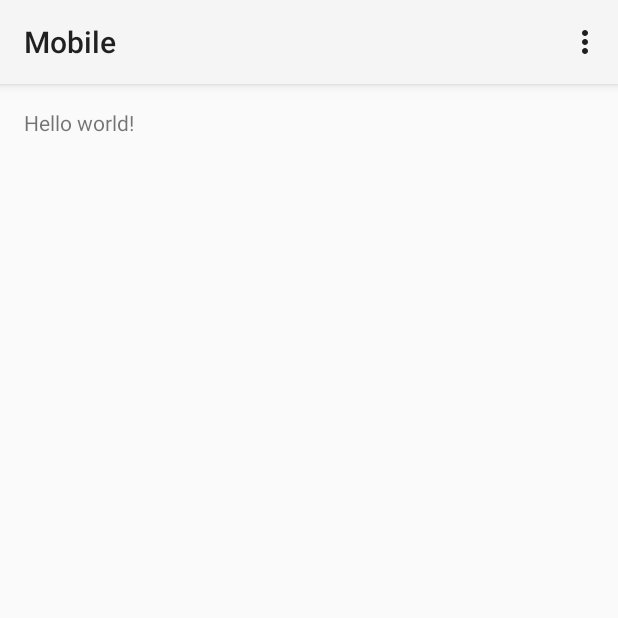
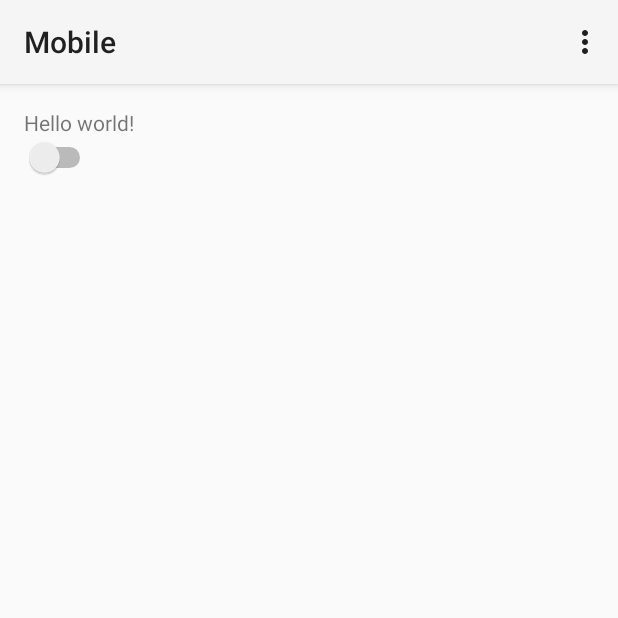
Before and after one commit to carlbai/SnoozePulse, an Android app: the screen it shows after launch (MainActivity), on a phone screen of 412 x 824 dp, the top half of it. Run offline under Robolectric (Android 15) with nearby library versions, the phone set to English and light mode, and no system bars.

Commit message:
Created mobile app

```diff
--- a/mobile/src/main/res/layout/activity_main.xml
+++ b/mobile/src/main/res/layout/activity_main.xml
@@ -9,8 +9,17 @@
     tools:context=".MainActivity">
 
     <TextView
+        android:id="@+id/title"
         android:text="@string/hello_world"
         android:layout_width="wrap_content"
         android:layout_height="wrap_content" />
 
+    <Switch
+        android:id="@string/switch_button"
+        android:layout_below="@id/title"
+        android:layout_width="wrap_content"
+        android:layout_height="wrap_content"
+        android:textOn="On"
+        android:textOff="Off" />
+
 </RelativeLayout>
--- a/mobile/src/main/res/values/strings.xml
+++ b/mobile/src/main/res/values/strings.xml
@@ -4,5 +4,6 @@
     <string name="app_name">Mobile</string>
     <string name="hello_world">Hello world!</string>
     <string name="action_settings">Settings</string>
+    <string name="switch_button">PRESS ME</string>
 
 </resources>
```
